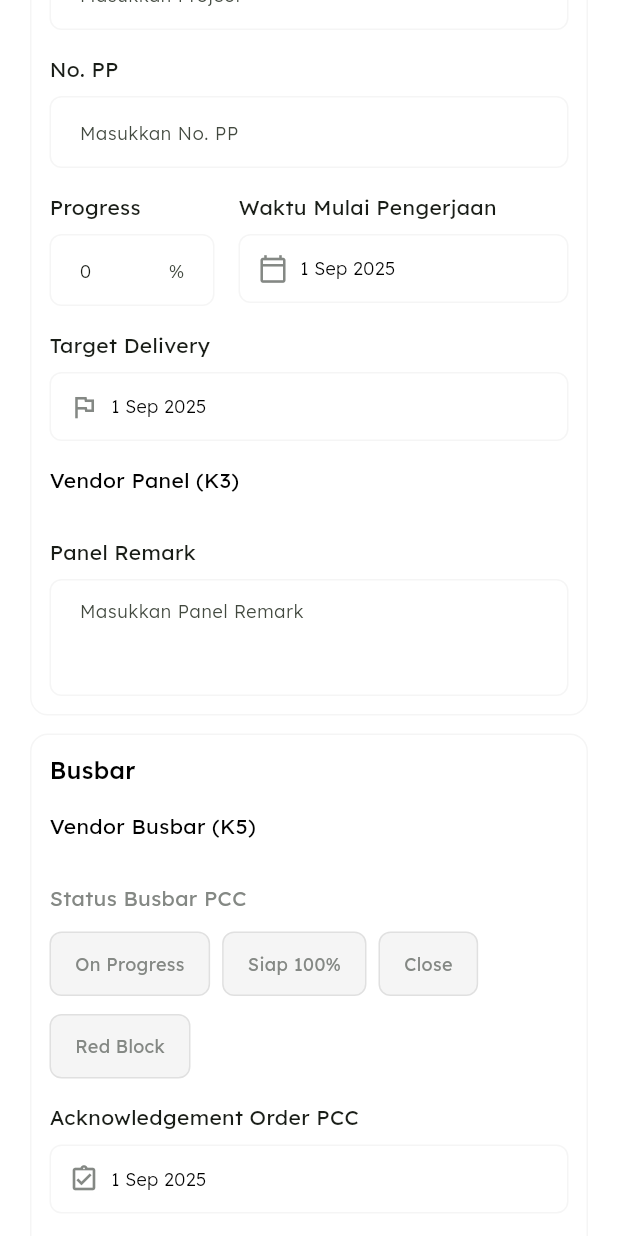
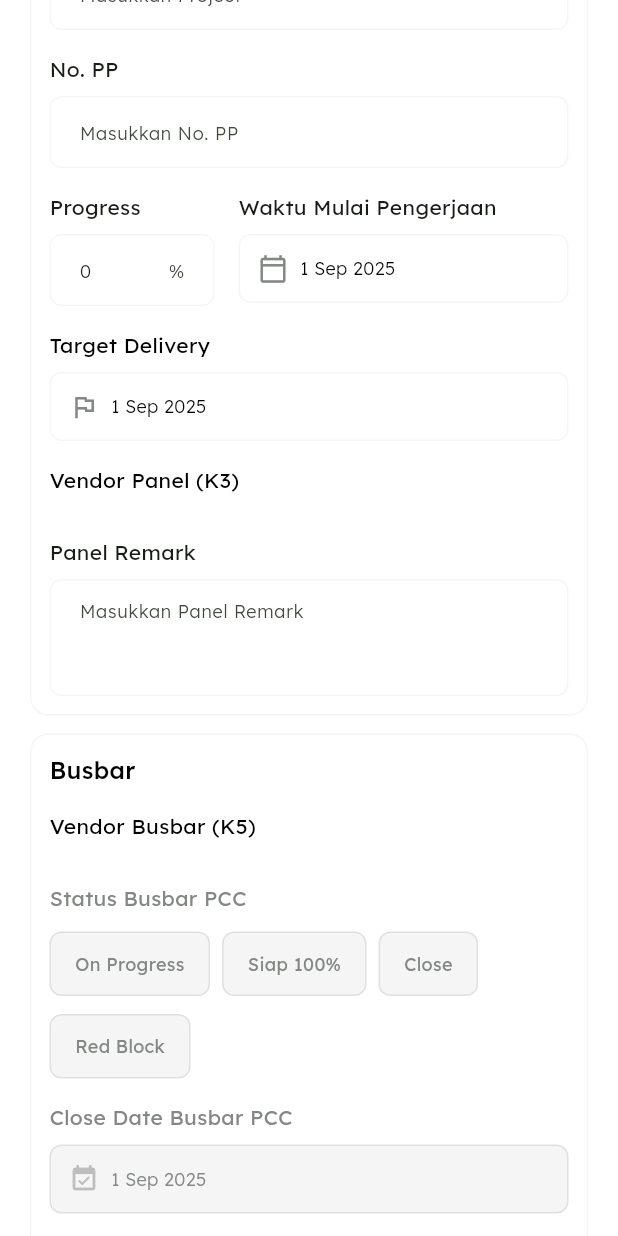
Before and after one commit to secappproject/sec_panel, a Flutter app: the EditPanelBottomSheet screen opened directly with empty values, scrolled down 576 dp, on a phone screen of 412 x 824 dp. Run offline on Flutter 3.47's test engine with Material 3 defaults, Android fonts, the phone set to English and light mode, and no system bars; our stand-ins replace file_picker, permission_handler, share_plus, shared_preferences, shimmer; missing offline and left inert: excel, file_saver; accounts and stored records are empty; network calls fail.

Commit message:
- [x] Field close busbar otomatis date close on, - [x] - [x] Filter close date busbar - [x] Panel mcc dkk fieldnya bisa disesuaikan untuk role K3

```diff
--- a/lib/components/panel/card/panel_progress_card.dart
+++ b/lib/components/panel/card/panel_progress_card.dart
@@ -300,6 +300,7 @@ class PanelProgressCard extends StatelessWidget {
     final String displayWbsNumber = wbsNumber.isEmpty
         ? "Belum Diatur"
         : wbsNumber;
+    final String displayProject = project.isEmpty ? "Belum Diatur" : project;
 
     return Padding(
       padding: const EdgeInsets.only(top: 8, left: 8, right: 8),
@@ -648,7 +649,7 @@ class PanelProgressCard extends StatelessWidget {
                   const SizedBox(height: 8),
                   _buildInfoRow("No. WBS", displayWbsNumber),
                   const SizedBox(height: 8),
-                  _buildInfoRow("Project", project),
+                  _buildInfoRow("Project", displayProject),
                 ],
               ),
             ),
--- a/lib/components/panel/edit/edit_panel_bottom_sheet.dart
+++ b/lib/components/panel/edit/edit_panel_bottom_sheet.dart
@@ -1,5 +1,3 @@
-// lib/components/panel/edit_panel_bottom_sheet.dart
-
 import 'package:flutter/material.dart';
 import 'package:intl/intl.dart';
 import 'package:secpanel/helpers/db_helper.dart';
@@ -41,8 +39,7 @@ class _EditPanelBottomSheetState extends State<EditPanelBottomSheet> {
   late final TextEditingController _projectController;
   late final TextEditingController _noPpController;
   late final TextEditingController _progressController;
-  late final TextEditingController
-  _panelRemarkController; // Controller sudah ada
+  late final TextEditingController _panelRemarkController;
 
   late String _originalNoPp;
 
@@ -81,6 +78,9 @@ class _EditPanelBottomSheetState extends State<EditPanelBottomSheet> {
 
   DateTime? _aoBusbarPcc;
   DateTime? _aoBusbarMcc;
+  // ▼▼▼ [BARU] State untuk tanggal close busbar ▼▼▼
+  DateTime? _closeDateBusbarPcc;
+  DateTime? _closeDateBusbarMcc;
 
   final List<String> busbarStatusOptions = [
     "On Progress",
@@ -100,7 +100,6 @@ class _EditPanelBottomSheetState extends State<EditPanelBottomSheet> {
     _noPanelController = TextEditingController(text: _panel.noPanel);
     _noWbsController = TextEditingController(text: _panel.noWbs);
     _projectController = TextEditingController(text: _panel.project);
-    // Inisialisasi controller sudah benar
     _panelRemarkController = TextEditingController(text: _panel.remarks);
 
     _noPpController = TextEditingController(
@@ -130,6 +129,9 @@ class _EditPanelBottomSheetState extends State<EditPanelBottomSheet> {
 
     _aoBusbarPcc = _panel.aoBusbarPcc;
     _aoBusbarMcc = _panel.aoBusbarMcc;
+    // ▼▼▼ [BARU] Inisialisasi state tanggal close busbar ▼▼▼
+    _closeDateBusbarPcc = _panel.closeDateBusbarPcc;
+    _closeDateBusbarMcc = _panel.closeDateBusbarMcc;
 
     WidgetsBinding.instance.addPostFrameCallback((_) => _updateCanMarkAsSent());
     _progressController.addListener(_updateCanMarkAsSent);
@@ -168,7 +170,7 @@ class _EditPanelBottomSheetState extends State<EditPanelBottomSheet> {
     _noPpController.dispose();
     _progressController.removeListener(_updateCanMarkAsSent);
     _progressController.dispose();
-    _panelRemarkController.dispose(); // Dispose controller
+    _panelRemarkController.dispose();
     super.dispose();
   }
 
@@ -234,7 +236,6 @@ class _EditPanelBottomSheetState extends State<EditPanelBottomSheet> {
     setState(() => _isLoading = true);
 
     try {
-      // 1. Siapkan objek panel dengan semua data dari form
       final panelToSave = Panel.fromMap(_panel.toMap());
       panelToSave.noPanel = _noPanelController.text.trim();
       panelToSave.noWbs = _noWbsController.text.trim();
@@ -245,7 +246,6 @@ class _EditPanelBottomSheetState extends State<EditPanelBottomSheet> {
       } else {
         panelToSave.noPp = noPpFromInput;
       }
-      // Logika penyimpanan data remark sudah benar
       panelToSave.remarks = _panelRemarkController.text.trim();
 
       panelToSave.percentProgress =
@@ -256,7 +256,6 @@ class _EditPanelBottomSheetState extends State<EditPanelBottomSheet> {
           (_selectedK3VendorId == null || _selectedK3VendorId!.isEmpty)) {
         panelToSave.vendorId = widget.currentCompany.id;
       } else {
-        // Jika tidak, gunakan vendor yang sudah terpilih (logika untuk Admin)
         panelToSave.vendorId = _selectedK3VendorId;
       }
       panelToSave.panelType = _selectedPanelType;
@@ -269,14 +268,15 @@ class _EditPanelBottomSheetState extends State<EditPanelBottomSheet> {
       panelToSave.statusCorepart = _selectedCorepartStatus;
       panelToSave.aoBusbarPcc = _aoBusbarPcc;
       panelToSave.aoBusbarMcc = _aoBusbarMcc;
-
-      // 2. Panggil API dan TANGKAP HASILNYA
+      // ▼▼▼ [BARU] Menyertakan tanggal close busbar saat menyimpan ▼▼▼
+      panelToSave.closeDateBusbarPcc = _closeDateBusbarPcc;
+      panelToSave.closeDateBusbarMcc = _closeDateBusbarMcc;
+
       final Panel finalPanel = await DatabaseHelper.instance.changePanelNoPp(
         _originalNoPp,
         panelToSave,
       );
 
-      // 3. Urus relasi Busbar secara terpisah menggunakan no_pp yang BENAR
       final oldVendorIds = Set<String>.from(widget.panelData.busbarVendorIds);
       final newVendorIds = Set<String>.from(_selectedBusbarVendorIds);
 
@@ -291,7 +291,6 @@ class _EditPanelBottomSheetState extends State<EditPanelBottomSheet> {
           Busbar(panelNoPp: finalPanel.noPp, vendor: vendorId),
         );
       }
-      // 4. Urus relasi Palet & Corepart dengan memeriksa perubahan vendor K3
       final oldK3VendorId = widget.panelData.paletVendorIds.isNotEmpty
           ? widget.panelData.paletVendorIds.first
           : null;
@@ -319,12 +318,10 @@ class _EditPanelBottomSheetState extends State<EditPanelBottomSheet> {
         }
       }
 
-      // 5. Urus relasi Component
       await DatabaseHelper.instance.upsertComponent(
         Component(panelNoPp: finalPanel.noPp, vendor: 'warehouse'),
       );
 
-      // 6. Update UI
       setState(() {
         _isLoading = false;
         _isSuccess = true;
@@ -584,14 +581,12 @@ class _EditPanelBottomSheetState extends State<EditPanelBottomSheet> {
                       else if (_isK3)
                         _buildK3VendorDisplay(),
 
-                      // ▼▼▼ [PERBAIKAN] MENAMBAHKAN INPUT FIELD REMARK PANEL ▼▼▼
                       if (_isAdmin || _isK3) ...[
                         const SizedBox(height: 16),
                         _buildTextField(
                           controller: _panelRemarkController,
                           label: "Panel Remark",
-                          maxLines:
-                              3, // Membuat input field lebih besar (3 baris)
+                          maxLines: 3,
                         ),
                       ],
                     ],
@@ -623,9 +618,25 @@ class _EditPanelBottomSheetState extends State<EditPanelBottomSheet> {
                           selectedValue: _selectedBusbarPccStatus,
                           onTap: (val) => setState(() {
                             _selectedBusbarPccStatus = val;
+                            // ▼▼▼ [BARU] Logika otomatisasi tanggal ▼▼▼
+                            if (val == 'Close') {
+                              _closeDateBusbarPcc = DateTime.now();
+                            } else {
+                              _closeDateBusbarPcc = null;
+                            }
                             _updateCanMarkAsSent();
                           }),
                           isEnabled: _selectedBusbarVendorIds.isNotEmpty,
+                        ),
+                        const SizedBox(height: 16),
+                        // ▼▼▼ [BARU] Field Tanggal Close Busbar PCC ▼▼▼
+                        _buildDatePickerField(
+                          label: "Close Date Busbar PCC",
+                          selectedDate: _closeDateBusbarPcc,
+                          onDateChanged: (date) =>
+                              setState(() => _closeDateBusbarPcc = date),
+                          icon: Icons.event_available,
+                          isEnabled: _selectedBusbarPccStatus == 'Close',
                         ),
                         const SizedBox(height: 16),
                         _buildDatePickerField(
@@ -644,9 +655,25 @@ class _EditPanelBottomSheetState extends State<EditPanelBottomSheet> {
                           selectedValue: _selectedBusbarMccStatus,
                           onTap: (val) => setState(() {
                             _selectedBusbarMccStatus = val;
+                            // ▼▼▼ [BARU] Logika otomatisasi tanggal ▼▼▼
+                            if (val == 'Close') {
+                              _closeDateBusbarMcc = DateTime.now();
+                            } else {
+                              _closeDateBusbarMcc = null;
+                            }
                             _updateCanMarkAsSent();
                           }),
                           isEnabled: _selectedBusbarVendorIds.isNotEmpty,
+                        ),
+                        const SizedBox(height: 16),
+                        // ▼▼▼ [BARU] Field Tanggal Close Busbar MCC ▼▼▼
+                        _buildDatePickerField(
+                          label: "Close Date Busbar MCC",
+                          selectedDate: _closeDateBusbarMcc,
+                          onDateChanged: (date) =>
+                              setState(() => _closeDateBusbarMcc = date),
+                          icon: Icons.event_available,
+                          isEnabled: _selectedBusbarMccStatus == 'Close',
                         ),
                         const SizedBox(height: 16),
                         _buildDatePickerField(
@@ -908,7 +935,6 @@ class _EditPanelBottomSheetState extends State<EditPanelBottomSheet> {
                       children: [
                         SizedBox(
                           width: MediaQuery.of(context).size.width,
-
                           child: Column(
                             crossAxisAlignment: CrossAxisAlignment.start,
                             children: [
@@ -976,7 +1002,7 @@ class _EditPanelBottomSheetState extends State<EditPanelBottomSheet> {
     bool isNumber = false,
     String? suffixText,
     String? Function(String?)? validator,
-    int? maxLines = 1, // `maxLines` sudah ada, jadi aman digunakan
+    int? maxLines = 1,
   }) {
     return Column(
       crossAxisAlignment: CrossAxisAlignment.start,
@@ -992,7 +1018,7 @@ class _EditPanelBottomSheetState extends State<EditPanelBottomSheet> {
           style: const TextStyle(fontSize: 12, fontWeight: FontWeight.w300),
           keyboardType: isNumber ? TextInputType.number : TextInputType.text,
           validator: validator,
-          maxLines: maxLines, // Menggunakan parameter maxLines
+          maxLines: maxLines,
           decoration: InputDecoration(
             suffixText: suffixText,
             hintText: 'Masukkan $label',
@@ -1198,7 +1224,6 @@ class _EditPanelBottomSheetState extends State<EditPanelBottomSheet> {
       );
       if (date == null) return;
 
-      // Time picker logic has been removed.
       setState(() => _selectedDate = date);
     }
 
@@ -1211,7 +1236,7 @@ class _EditPanelBottomSheetState extends State<EditPanelBottomSheet> {
         ),
         const SizedBox(height: 8),
         InkWell(
-          onTap: pickDate, // Using the new date-only picker function
+          onTap: pickDate,
           borderRadius: BorderRadius.circular(8),
           child: Container(
             padding: const EdgeInsets.symmetric(horizontal: 12, vertical: 12),
@@ -1257,11 +1282,13 @@ class _EditPanelBottomSheetState extends State<EditPanelBottomSheet> {
     );
   }
 
+  // ▼▼▼ [MODIFIKASI] Menambahkan parameter isEnabled ▼▼▼
   Widget _buildDatePickerField({
     required String label,
     required DateTime? selectedDate,
     required ValueChanged<DateTime> onDateChanged,
     required IconData icon,
+    bool isEnabled = true,
   }) {
     Future<void> pickDate() async {
       final date = await showDatePicker(
@@ -1288,22 +1315,33 @@ class _EditPanelBottomSheetState extends State<EditPanelBottomSheet> {
       children: [
         Text(
           label,
-          style: const TextStyle(fontSize: 14, fontWeight: FontWeight.w400),
+          style: TextStyle(
+            fontSize: 14,
+            fontWeight: FontWeight.w400,
+            color: isEnabled ? AppColors.black : AppColors.gray,
+          ),
         ),
         const SizedBox(height: 8),
         InkWell(
-          onTap: pickDate,
+          onTap: isEnabled ? pickDate : null,
           borderRadius: BorderRadius.circular(8),
           child: Container(
             width: double.infinity,
             padding: const EdgeInsets.symmetric(horizontal: 12, vertical: 12),
             decoration: BoxDecoration(
+              color: isEnabled ? Colors.white : Colors.grey.shade100,
               borderRadius: BorderRadius.circular(8),
-              border: Border.all(color: AppColors.grayLight),
+              border: Border.all(
+                color: isEnabled ? AppColors.grayLight : Colors.grey.shade300,
+              ),
             ),
             child: Row(
               children: [
-                Icon(icon, size: 20, color: AppColors.gray),
+                Icon(
+                  icon,
+                  size: 20,
+                  color: isEnabled ? AppColors.gray : Colors.grey.shade400,
+                ),
                 const SizedBox(width: 8),
                 Text(
                   selectedDate != null
@@ -1313,7 +1351,7 @@ class _EditPanelBottomSheetState extends State<EditPanelBottomSheet> {
                     fontSize: 12,
                     fontWeight: FontWeight.w300,
                     color: selectedDate != null
-                        ? AppColors.black
+                        ? (isEnabled ? AppColors.black : AppColors.gray)
                         : AppColors.gray,
                   ),
                 ),
@@ -1365,7 +1403,6 @@ class _EditPanelBottomSheetState extends State<EditPanelBottomSheet> {
             borderRadius: BorderRadius.circular(8),
           ),
           child: widget.panelData.paletVendorIds.isEmpty
-              // KONDISI 1: Belum ada vendor yang ditugaskan
               ? Row(
                   mainAxisAlignment: MainAxisAlignment.spaceBetween,
                   children: [
@@ -1384,7 +1421,7 @@ class _EditPanelBottomSheetState extends State<EditPanelBottomSheet> {
                     ),
                     Expanded(
                       child: Text(
-                        widget.currentCompany.name, // Nama vendor K5 yg login
+                        widget.currentCompany.name,
                         textAlign: TextAlign.end,
                         overflow: TextOverflow.ellipsis,
                         style: const TextStyle(
@@ -1396,7 +1433,6 @@ class _EditPanelBottomSheetState extends State<EditPanelBottomSheet> {
                     ),
                   ],
                 )
-              // KONDISI 2: Sudah ada vendor yang ditugaskan
               : Text(
                   widget.currentCompany.name,
                   style: const TextStyle(
--- a/lib/helpers/db_helper.dart
+++ b/lib/helpers/db_helper.dart
@@ -751,6 +751,8 @@ class DatabaseHelper {
         'Status Palet',
         'Status Busbar PCC',
         'Status Busbar MCC',
+        'Close Date Busbar PCC',
+        'Close Date Busbar MCC',
         'AO Busbar PCC',
         'AO Busbar MCC',
       ];
@@ -779,6 +781,8 @@ class DatabaseHelper {
           TextCellValue(panel.statusPalet ?? ''),
           TextCellValue(panel.statusBusbarPcc ?? ''),
           TextCellValue(panel.statusBusbarMcc ?? ''),
+          TextCellValue(formatDate(panel.closeDateBusbarPcc) ?? ''),
+          TextCellValue(formatDate(panel.closeDateBusbarMcc) ?? ''),
           TextCellValue(formatDate(panel.aoBusbarPcc) ?? ''),
           TextCellValue(formatDate(panel.aoBusbarMcc) ?? ''),
         ]);
@@ -786,8 +790,6 @@ class DatabaseHelper {
     }
 
     if (includeUserData) {
-      // ▼▼▼ DI SINI PERBAIKANNYA ▼▼▼
-      // Panggil getFilteredDataForExport dengan semua filter yang sudah diterima
       final data = await getFilteredDataForExport(
         currentUser: currentUser,
         startDateRange: startDateRange,
--- a/lib/models/panels.dart
+++ b/lib/models/panels.dart
@@ -23,6 +23,8 @@ class Panel {
   DateTime? closedDate;
   String? panelType;
   String? remarks;
+  DateTime? closeDateBusbarPcc;
+  DateTime? closeDateBusbarMcc;
 
   Panel({
     required this.noPp,
@@ -45,6 +47,8 @@ class Panel {
     this.closedDate,
     this.panelType,
     this.remarks,
+    this.closeDateBusbarPcc,
+    this.closeDateBusbarMcc,
   });
 
   Map<String, dynamic> toMap() {
@@ -68,7 +72,9 @@ class Panel {
       'is_closed': isClosed ? 1 : 0,
       'closed_date': closedDate?.toUtc().toIso8601String(),
       'panel_type': panelType,
-      'remarks': remarks, // <-- [PERBAIKAN] Menambahkan field yang hilang
+      'remarks': remarks,
+      'close_date_busbar_pcc': closeDateBusbarPcc?.toUtc().toIso8601String(),
+      'close_date_busbar_mcc': closeDateBusbarMcc?.toUtc().toIso8601String(),
     };
   }
 
@@ -94,6 +100,8 @@ class Panel {
       'closed_date': closedDate?.toUtc().toIso8601String(),
       'panel_type': panelType,
       'remarks': remarks,
+      'close_date_busbar_pcc': closeDateBusbarPcc?.toUtc().toIso8601String(),
+      'close_date_busbar_mcc': closeDateBusbarMcc?.toUtc().toIso8601String(),
     };
   }
 
@@ -131,6 +139,8 @@ class Panel {
       closedDate: parseDate(map['closed_date']),
       panelType: map['panel_type'],
       remarks: map['remarks'],
+      closeDateBusbarPcc: parseDate(map['close_date_busbar_pcc']),
+      closeDateBusbarMcc: parseDate(map['close_date_busbar_mcc']),
     );
   }
 }
```
Also changed, not shown: lib/components/panel/filtersearch/panel_filter_bottom_sheet.dart (+35 -5 lines), lib/home.dart (+26 -3 lines).
